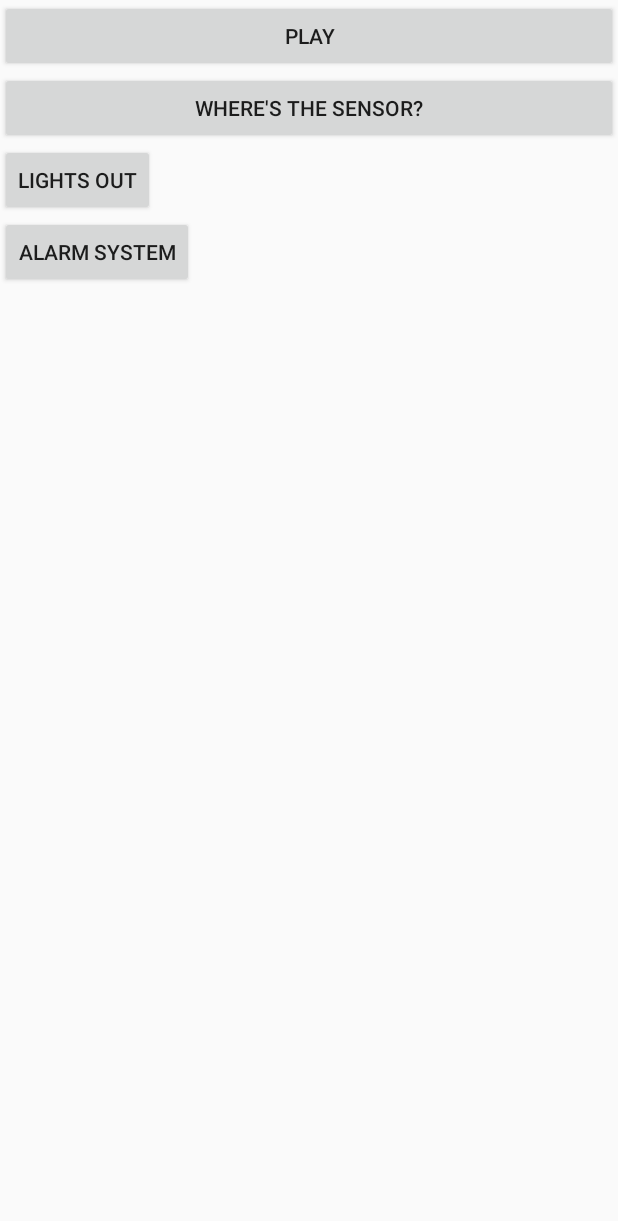
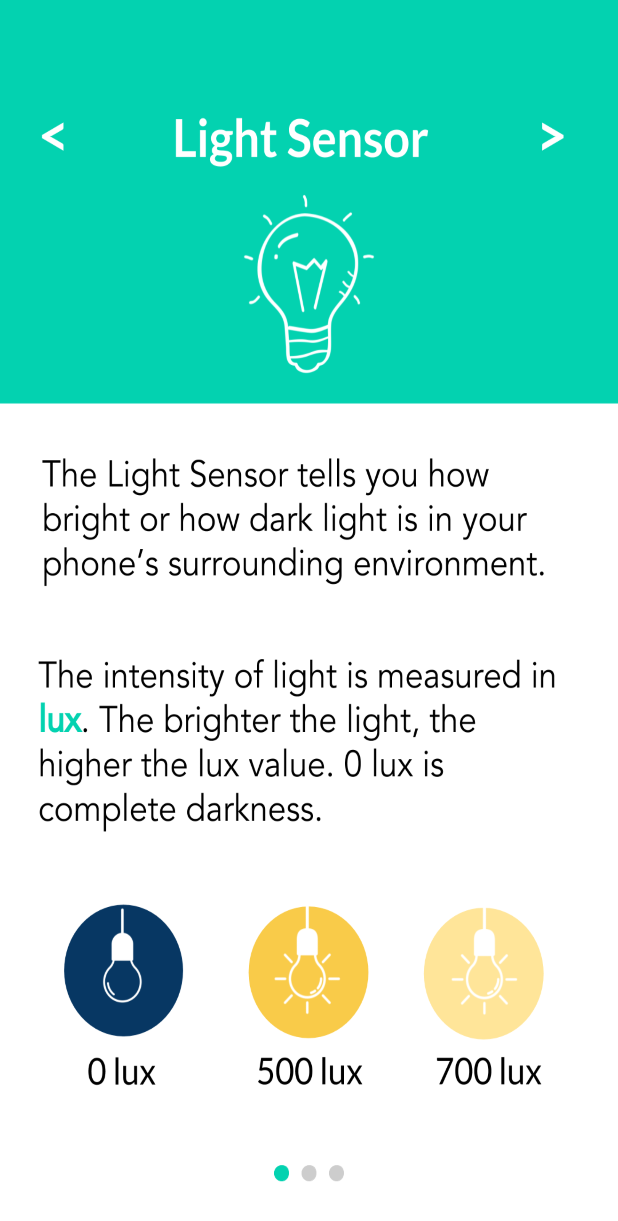
Before and after one commit to aashnashroff/domino, an Android app: the PlayActivity screen opened directly, with no data from a screen before it, after a tap on "LIGHT", on a phone screen of 412 x 824 dp. Shown: the top 1221 px of the screen. Run offline under Robolectric (Android 15) with nearby library versions, the phone set to English and light mode, and no system bars; Roboto replaces fonts that are not available here; 1 statement that could not run was skipped.

Commit message:
added front end for info and play pages

```diff
--- a/app/src/main/AndroidManifest.xml
+++ b/app/src/main/AndroidManifest.xml
@@ -21,6 +21,10 @@
         <activity android:name=".LightPlayActivity" />
         <activity android:name=".ChallengeActivity" />
         <activity android:name=".BuildActivity" />
+        <activity
+            android:name=".LightInfoActivity"
+            android:label="@string/title_activity_light_info"
+            android:theme="@style/AppTheme"></activity>
     </application>
 
 </manifest>
--- /dev/null
+++ b/app/src/main/java/com/aashnashroff/domino/LightInfoActivity.java
@@ -0,0 +1,33 @@
+package com.aashnashroff.domino;
+
+import android.content.Intent;
+import android.os.Bundle;
+import android.support.design.widget.FloatingActionButton;
+import android.support.design.widget.Snackbar;
+import android.support.v7.app.AppCompatActivity;
+import android.support.v7.widget.Toolbar;
+import android.view.View;
+
+public class LightInfoActivity extends AppCompatActivity {
+
+    @Override
+    protected void onCreate(Bundle savedInstanceState) {
+        super.onCreate(savedInstanceState);
+        setContentView(R.layout.activity_light_info);
+    }
+
+
+    /** Called when the user touches the back button. */
+    public void onClickBack(View view) {
+        Intent intent = new Intent(this, PlayActivity.class);
+        startActivity(intent);
+        setContentView(R.layout.activity_play);
+    }
+
+    /** Called when the user touches the forward (next) button. */
+    public void onClickForward(View view) {
+        Intent intent = new Intent(this, LightPlayActivity.class);
+        startActivity(intent);
+        setContentView(R.layout.activity_light_play);
+    }
+}
--- a/app/src/main/java/com/aashnashroff/domino/PlayActivity.java
+++ b/app/src/main/java/com/aashnashroff/domino/PlayActivity.java
@@ -16,17 +16,18 @@ public class PlayActivity extends AppCompatActivity {
     }
 
     public void startLight(View view) {
-        Intent intent = new Intent(this, ChallengeActivity.class);
+        Intent intent = new Intent(this, LightInfoActivity.class);
 
+        /* this will be useful when we don't hard code front end... sad.
         //passing sensor information to the Challenges Activity page
         intent.putExtra("sensor", "light");
         String[] challenges_names = getResources().getStringArray(R.array.light_challenges_names);
         intent.putExtra("challenges_names", challenges_names);
         String[] challenges_desc = getResources().getStringArray(R.array.light_challenges_descriptions);
-        intent.putExtra("challenges_desc", challenges_desc);
+        */
 
         startActivity(intent);
-        setContentView(R.layout.activity_challenge);
+        setContentView(R.layout.activity_light_info);
     }
 
     public void startAccelerometer(View view) {
--- /dev/null
+++ b/app/src/main/res/layout/activity_light_info.xml
@@ -0,0 +1,31 @@
+<?xml version="1.0" encoding="utf-8"?>
+<FrameLayout xmlns:android="http://schemas.android.com/apk/res/android"
+    xmlns:app="http://schemas.android.com/apk/res-auto"
+    xmlns:tools="http://schemas.android.com/tools"
+    android:layout_width="match_parent"
+    android:layout_height="match_parent"
+    android:background="@drawable/light_info"
+    tools:context="com.aashnashroff.domino.LightInfoActivity">
+
+    <Button
+        android:id="@+id/forwardButton"
+        android:layout_width="wrap_content"
+        android:layout_height="wrap_content"
+        android:layout_marginLeft="300dp"
+        android:layout_marginTop="35dp"
+        android:width="0.5dp"
+        android:onClick="onClickForward"
+        android:text=""
+        android:background="@android:color/transparent" />
+
+    <Button
+        android:id="@+id/backButton"
+        android:layout_width="wrap_content"
+        android:layout_height="wrap_content"
+        android:layout_marginLeft="10dp"
+        android:layout_marginTop="35dp"
+        android:width="0.5dp"
+        android:onClick="onClickBack"
+        android:text=""
+        android:background="@android:color/transparent" />
+</FrameLayout>
--- a/app/src/main/res/mipmap-anydpi-v26/ic_launcher.xml
+++ b/app/src/main/res/mipmap-anydpi-v26/ic_launcher.xml
@@ -1,5 +1,5 @@
 <?xml version="1.0" encoding="utf-8"?>
 <adaptive-icon xmlns:android="http://schemas.android.com/apk/res/android">
-    <background android:drawable="@drawable/ic_launcher_background" />
+    <background android:drawable="@drawable/challenges_1" />
     <foreground android:drawable="@drawable/ic_launcher_foreground" />
 </adaptive-icon>
--- a/app/src/main/res/mipmap-anydpi-v26/ic_launcher_round.xml
+++ b/app/src/main/res/mipmap-anydpi-v26/ic_launcher_round.xml
@@ -1,5 +1,5 @@
 <?xml version="1.0" encoding="utf-8"?>
 <adaptive-icon xmlns:android="http://schemas.android.com/apk/res/android">
-    <background android:drawable="@drawable/ic_launcher_background" />
+    <background android:drawable="@drawable/challenges_1" />
     <foreground android:drawable="@drawable/ic_launcher_foreground" />
 </adaptive-icon>
--- a/app/src/main/res/values/colors.xml
+++ b/app/src/main/res/values/colors.xml
@@ -2,5 +2,5 @@
 <resources>
     <color name="colorPrimary">#3F51B5</color>
     <color name="colorPrimaryDark">#303F9F</color>
-    <color name="colorAccent">#FF4081</color>
+    <color name="colorAccent">#ff4081</color>
 </resources>
--- a/app/src/main/res/values/strings.xml
+++ b/app/src/main/res/values/strings.xml
@@ -15,4 +15,5 @@
         <item>Let’s create a night light. Create a domino that turns on the flash light when the lights in the room are completely shut off. </item>
         <item>Description for alarm system</item>
     </string-array>
+    <string name="title_activity_light_info">LightInfo</string>
 </resources>
```
Also changed, not shown: app/src/main/java/com/aashnashroff/domino/LightPlayActivity.java (+15 -0 lines), app/src/main/res/layout/activity_light_play.xml (+37 -17 lines), app/src/main/res/layout/content_light_info.xml (added, +10 -0 lines), app/build.gradle (line endings or trailing spaces), app/src/main/res/drawable/challenges_1.png (added), app/src/main/res/drawable/light_info.png (added), build.gradle (line endings or trailing spaces).
